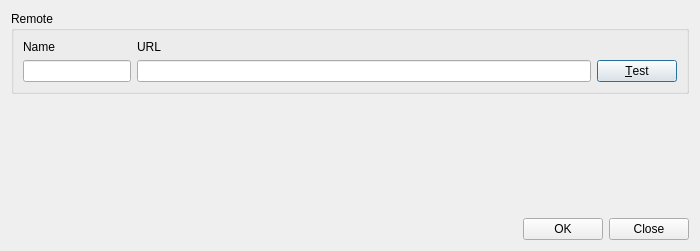
Old version of the form src/EditRemoteDialog.ui in the repository soramimi/Guitar.
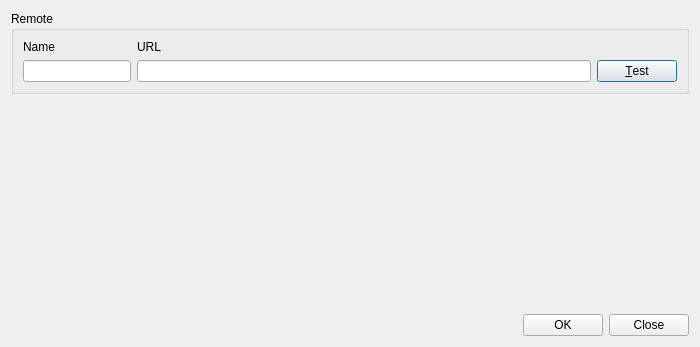
New version of the form. Custom widgets are drawn as their Qt base class.

```diff
--- a/src/EditRemoteDialog.ui
+++ b/src/EditRemoteDialog.ui
@@ -7,7 +7,7 @@
     <x>0</x>
     <y>0</y>
     <width>700</width>
-    <height>251</height>
+    <height>347</height>
    </rect>
   </property>
   <property name="windowTitle">
@@ -65,7 +65,7 @@
      <property name="minimumSize">
       <size>
        <width>0</width>
-       <height>78</height>
+       <height>106</height>
       </size>
      </property>
     </widget>
```
